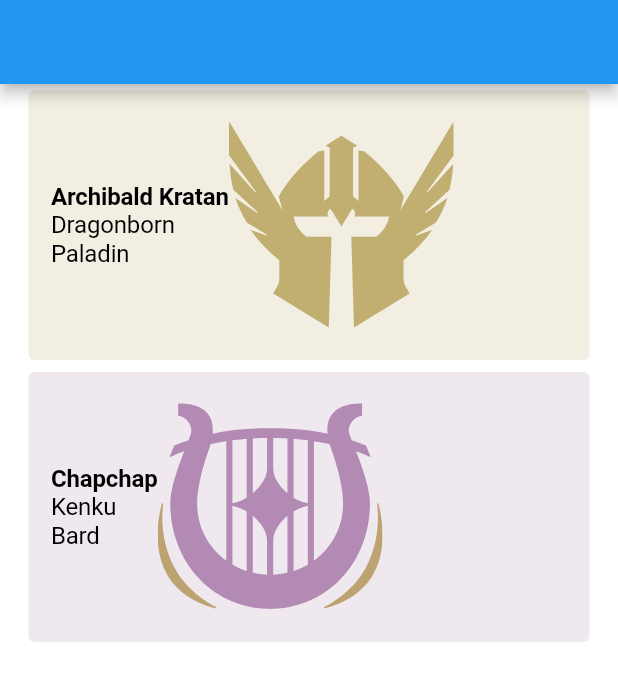
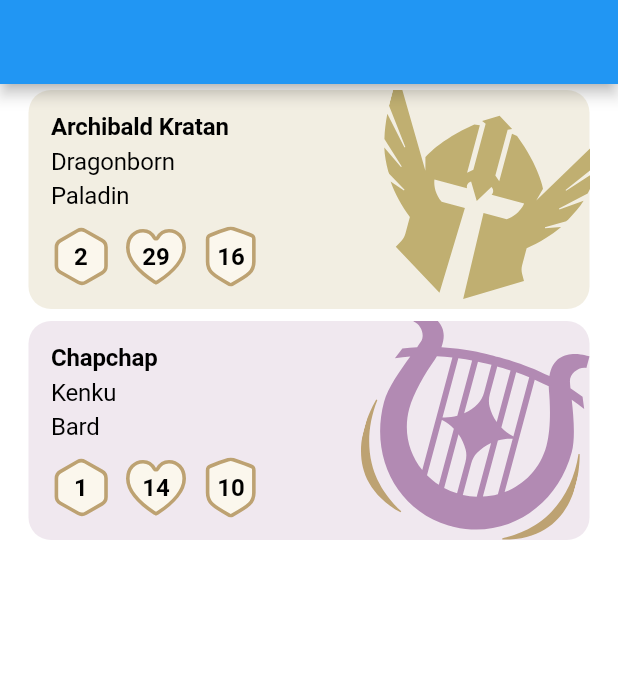
Before and after one commit to Rymfaar/handy-and-d, a Flutter app: the screen it shows after launch, on a phone screen of 412 x 824 dp. Shown: the top 681 px of the screen. Run offline on Flutter 3.47's test engine with Material 2 defaults, Android fonts, the phone set to English and light mode, and no system bars; our stand-ins replace flutter_svg.

Commit message:
feat(home view): character card

```diff
--- a/lib/viewmodels/character_viewmodel.dart
+++ b/lib/viewmodels/character_viewmodel.dart
@@ -11,9 +11,33 @@ class CharacterViewModel {
   String? get name => _characterModel.name;
   Role get role => _characterModel.role;
   String? get race => _characterModel.race;
-  int? get xp => _characterModel.xp;
+  int get xp => _characterModel.xp ?? (throw Exception("XP is null"));
   int? get maxHP => _characterModel.maxHP;
   int? get ac => _characterModel.ac;
+
+  int get level {
+    if (xp >= 190000) return 20;
+    if (xp >= 171000) return 19;
+    if (xp >= 153000) return 18;
+    if (xp >= 136000) return 17;
+    if (xp >= 120000) return 16;
+    if (xp >= 105000) return 15;
+    if (xp >= 91000) return 14;
+    if (xp >= 78000) return 13;
+    if (xp >= 66000) return 12;
+    if (xp >= 55000) return 11;
+    if (xp >= 45000) return 10;
+    if (xp >= 36000) return 9;
+    if (xp >= 28000) return 8;
+    if (xp >= 21000) return 7;
+    if (xp >= 15000) return 6;
+    if (xp >= 10000) return 5;
+    if (xp >= 6000) return 4;
+    if (xp >= 3000) return 3;
+    if (xp >= 1000) return 2;
+    if (xp >= 0) return 1;
+    return 0;
+  }
 
   String get roleLabel {
     switch (_characterModel.role) {
@@ -44,6 +68,10 @@ class CharacterViewModel {
       case Role.ARTIFICER:
         return "Artificer";
     }
+  }
+
+  String get roleImage {
+    return "assets/images/im_" + roleLabel.toLowerCase() + ".svg";
   }
 
   Color get primaryColor {
@@ -107,8 +135,4 @@ class CharacterViewModel {
         return const Color(Artificer.SECONDARY);
     }
   }
-
-  String get roleImage {
-    return "assets/images/im_" + roleLabel.toLowerCase() + ".svg";
-  }
 }
--- a/lib/widgets/character_card.dart
+++ b/lib/widgets/character_card.dart
@@ -13,34 +13,99 @@ class CharacterCard extends StatelessWidget {
 
   @override
   Widget build(BuildContext context) {
-    return Card(
-      child: Padding(
+    return SizedBox.fromSize(
+      size: const Size.fromHeight(154),
+      child: Card(
+        clipBehavior: Clip.hardEdge,
+        color: characterViewModel.secondaryColor,
+        elevation: 0.0,
+        shape:
+            RoundedRectangleBorder(borderRadius: BorderRadius.circular(15.0)),
+        child: Row(
+          mainAxisAlignment: MainAxisAlignment.spaceBetween,
+          children: [
+            Padding(
               padding: const EdgeInsets.all(margin.MARGIN_M),
-        child: Row(
+              child: Column(
+                crossAxisAlignment: CrossAxisAlignment.start,
+                mainAxisAlignment: MainAxisAlignment.spaceBetween,
                 children: [
                   Column(
                     crossAxisAlignment: CrossAxisAlignment.start,
                     children: [
+                      //? What is the text is too long
                       CustomText(
                           text: characterViewModel.name.toString(),
                           defaultStyle: TEXT_BOLD),
+                      const SizedBox(
+                        height: 4.0,
+                      ),
                       CustomText(
                           text: characterViewModel.race.toString(),
                           defaultStyle: TEXT),
+                      const SizedBox(
+                        height: 4.0,
+                      ),
                       CustomText(
-                    text: characterViewModel.roleLabel, defaultStyle: TEXT),
+                          text: characterViewModel.roleLabel,
+                          defaultStyle: TEXT),
                     ],
                   ),
+                  Row(
+                    children: [
+                      Stack(alignment: Alignment.center, children: [
                         SvgPicture.asset(
+                          "assets/images/im_d20.svg",
+                          height: 40,
+                          width: 40,
+                        ),
+                        CustomText(
+                            text: characterViewModel.level.toString(),
+                            defaultStyle: TEXT_BOLD)
+                      ]),
+                      const SizedBox(
+                        width: 10.0,
+                      ),
+                      Stack(alignment: Alignment.center, children: [
+                        SvgPicture.asset(
+                          "assets/images/im_heart.svg",
+                          height: 40,
+                          width: 40,
+                        ),
+                        CustomText(
+                            text: characterViewModel.maxHP.toString(),
+                            defaultStyle: TEXT_BOLD)
+                      ]),
+                      const SizedBox(
+                        width: 10.0,
+                      ),
+                      Stack(alignment: Alignment.center, children: [
+                        SvgPicture.asset(
+                          "assets/images/im_shield.svg",
+                          height: 40,
+                          width: 40,
+                        ),
+                        CustomText(
+                            text: characterViewModel.ac.toString(),
+                            defaultStyle: TEXT_BOLD)
+                      ]),
+                    ],
+                  ),
+                ],
+              ),
+            ),
+            RotationTransition(
+              turns: const AlwaysStoppedAnimation(15 / 360),
+              // turns: const AlwaysStoppedAnimation(0),
+              child: SvgPicture.asset(
                 characterViewModel.roleImage,
                 height: 150,
                 width: 150,
-            )
+              ),
+            ),
           ],
         ),
       ),
-      color: characterViewModel.secondaryColor,
-      elevation: 0.0,
     );
   }
 }
--- a/pubspec.yaml
+++ b/pubspec.yaml
@@ -79,6 +79,9 @@ flutter:
     - assets/images/im_warlock.svg
     - assets/images/im_wizard.svg
     - assets/images/im_artificer.svg
+    - assets/images/im_d20.svg
+    - assets/images/im_heart.svg
+    - assets/images/im_shield.svg
 
   # An image asset can refer to one or more resolution-specific "variants", see
   # https://flutter.dev/assets-and-images/#resolution-aware.
```
Also changed, not shown: assets/images/im_d20.svg (added), assets/images/im_heart.svg (added), assets/images/im_shield.svg (added). Lines whose indentation alone changed are shown as unchanged.
